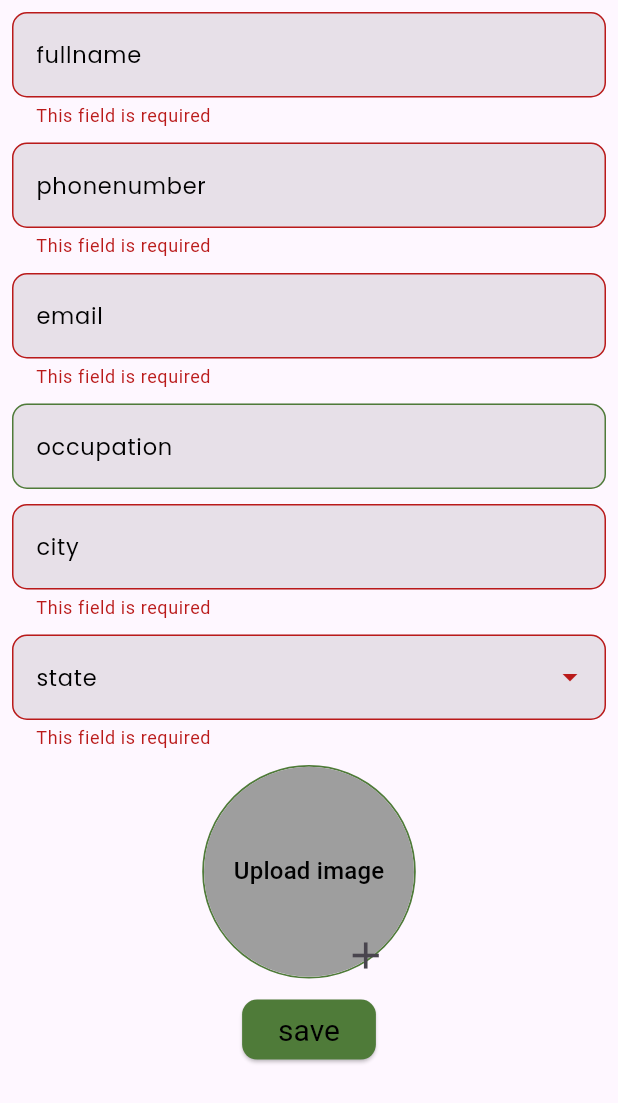
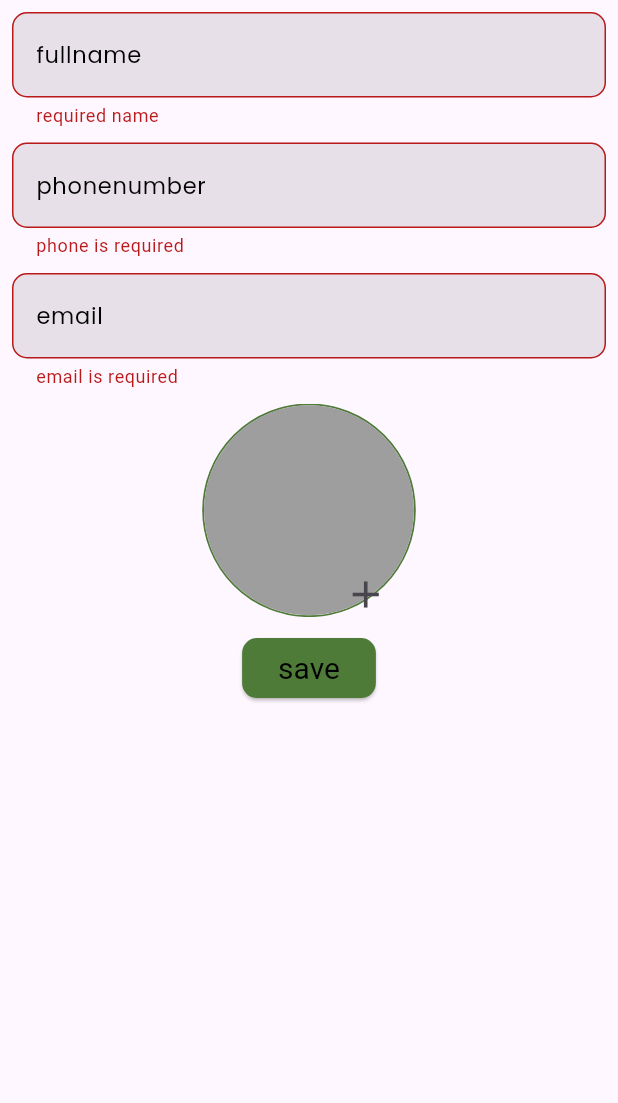
Before and after one commit to Lubluback/Persons-details-app, a Flutter app: the Fillingtheform screen opened directly, after a tap on "save", on a phone screen of 412 x 824 dp. Shown: the top 1103 px of the screen. Run offline on Flutter 3.47's test engine with Material 3 defaults, Android fonts, the light colour scheme and no system bars; our stand-ins replace get, google_fonts, image_picker, sqflite; accounts and stored records are empty.

Commit message:
project done

```diff
--- a/lib/controller/getx_controller.dart
+++ /dev/null
@@ -1,82 +0,0 @@
-import 'dart:io';
-
-import 'package:flutter/material.dart';
-import 'package:get/get.dart';
-import 'package:get/get_rx/get_rx.dart';
-import 'package:get/get_rx/src/rx_types/rx_types.dart';
-import 'package:get/state_manager.dart';
-import 'package:image_picker/image_picker.dart';
-import 'package:persons_details_app/models/models.dart';
-import 'package:persons_details_app/view/listofpersons_details.dart';
-
-class GetxControllers extends GetxController {
-  List<Models> datas = [];
-
-  final image = ImagePicker();
-  final namecontroller = TextEditingController();
-  final phonebumbercontroller = TextEditingController();
-  final emailcontroller = TextEditingController();
-  final occupationcontroller = TextEditingController();
-  final citycontroller = TextEditingController();
-  final statecontroller = TextEditingController();
-
-  // RxString name = ''.obs;
-  // RxString phonenumber = ''.obs;
-  // RxString email = ''.obs;
-  // RxString occupation = ''.obs;
-  // RxString city = ''.obs;
-  // RxString state = ''.obs;
-  // RxString img = ''.obs;
-  String img = '';
-
-  void submit() {
-    print("click");
-
-    datas.add(Models(
-      name: namecontroller.text,
-      phonenumber: phonebumbercontroller.text,
-      email: emailcontroller.text,
-      occupation: occupationcontroller.text,
-      city: citycontroller.text,
-      state: statecontroller.text,
-      image: img,
-    ));
-    update();
-    print(datas[0].name);
-    print(datas[0].phonenumber);
-    print(datas[0].email);
-    print(datas[0].occupation);
-    print(datas[0].city);
-    print(datas[0].state);
-    print(datas[0].image);
-
-    //Get.to(() => ListofpersonsDetails());
-    Get.back();
-    clearAllData();
-  }
-
-  Future<void> imagePickers(ImageSource imagesource) async {
-    final cam = await image.pickImage(source: imagesource);
-    if (cam != null) {
-      final takenimg = File(cam.path);
-      img = takenimg.path;
-    }
-    update();
-  }
-
-  clearAllData() {
-    namecontroller.clear();
-    phonebumbercontroller.clear();
-    emailcontroller.clear();
-    occupationcontroller.clear();
-    citycontroller.clear();
-    statecontroller.clear();
-    img = '';
-    update();
-  }
-
-  updateState(val) {
-    statecontroller.text = val;
-    update();
-  }
-}
--- a/lib/models/models.dart
+++ b/lib/models/models.dart
@@ -1,19 +1,39 @@
 class Models {
+  int? id;
   final String name;
   final String phonenumber;
   final String email;
-  final String occupation;
-  final String city;
-  final String state;
+
+
   final String image;
 
-  Models( {
-   required this.image,
+  Models({
+    this.id,
+    required this.image,
     required this.email,
-    required this.occupation,
-    required this.city,
-    required this.state,
+
     required this.name,
     required this.phonenumber,
   });
+
+   Map<String, dynamic> toMap() {
+    return {
+      'id': id,
+      'name': name,
+      'email': email,
+      'phone': phonenumber,
+      'imagePath': image,
+    };
+  }
+
+  factory Models.fromMap(Map<String, dynamic> map) {
+    return Models(
+      id: map['id'],
+      name: map['name'],
+      email: map['email'],
+      phonenumber: map['phone'],
+      image: map['imagePath'],
+
+    );
+  }
 }
--- a/lib/resourses/custom_textformfield/custom_textformfield.dart
+++ b/lib/resourses/custom_textformfield/custom_textformfield.dart
@@ -1,7 +1,6 @@
 import 'package:flutter/material.dart';
 import 'package:flutter/services.dart';
 import 'package:google_fonts/google_fonts.dart';
-
 
 // import 'color.dart';
 
--- a/lib/view/persons_details_fillingform.dart
+++ b/lib/view/persons_details_fillingform.dart
@@ -1,13 +1,12 @@
 import 'dart:io';
-
 import 'package:flutter/material.dart';
-import 'package:get/get.dart';
-import 'package:image_picker/image_picker.dart';
-
-import 'package:persons_details_app/controller/getx_controller.dart';
+import 'package:persons_details_app/provider/provider.dart';
+import 'package:persons_details_app/models/models.dart';
 import 'package:persons_details_app/resourses/buttons/buttons.dart';
 import 'package:persons_details_app/resourses/custom_textformfield/custom_textformfield.dart';
 import 'package:persons_details_app/utils/snackbar.dart';
+import 'package:persons_details_app/view/listofpersons_details.dart';
+import 'package:provider/provider.dart';
 
 class Fillingtheform extends StatefulWidget {
   const Fillingtheform({super.key});
@@ -17,38 +16,41 @@ class Fillingtheform extends StatefulWidget {
 }
 
 class _FillingtheformState extends State<Fillingtheform> {
-  GetxControllers controller = Get.put(GetxControllers());
-
   final key = GlobalKey<FormState>();
+  @override
+  void initState() {
+    super.initState();
+  }
 
   @override
   Widget build(BuildContext context) {
-    print("object");
+    print("llllll");
     return SafeArea(
       child: Scaffold(
-        body: Padding(
+        body: Consumer<PersonDetailsFillingPrivider>(
+            builder: (ctx, value, child) {
+          return Padding(
             padding: const EdgeInsets.all(8.0),
             child: Form(
               key: key,
               child: SingleChildScrollView(
                 child: Column(
-                // crossAxisAlignment: CrossAxisAlignment.center,
-                // mainAxisAlignment: MainAxisAlignment.center,
                   children: [
                     CustomTextFormField(
-                    textEditingController: controller.namecontroller,
-                    // inputType: TextInputType.text,
+                      textEditingController: value.namecontroller,
                       labelText: 'fullname',
                       hintFontSize: 15,
                       contentPaddingVertical: 17,
                       boderColor: const Color(0xff4F7B39),
                       borderRadius: 10,
-                    val: (value) {
-                      if (value == null || value.isEmpty) {
-                        return 'This field is required';
-                      } else {
+                      val: (val) {
+                        final bool name = RegExp('[a-zA-Z]').hasMatch(val!);
+                        if (val.trim().isEmpty) {
+                          return "required name";
+                        } else if (!name) {
+                          return 'invalid username';
+                        }
                         return null;
-                      }
                       },
                       focusedboderColor: const Color(0xff4F7B39),
                       readOnly: false,
@@ -58,19 +60,20 @@ class _FillingtheformState extends State<Fillingtheform> {
                       height: 10,
                     ),
                     CustomTextFormField(
-                    textEditingController: controller.phonebumbercontroller,
+                      textEditingController: value.phonebumbercontroller,
                       inputType: TextInputType.number,
                       labelText: 'phonenumber',
                       hintFontSize: 15,
                       contentPaddingVertical: 17,
                       boderColor: const Color(0xff4F7B39),
                       borderRadius: 10,
-                    val: (value) {
-                      if (value == null || value.isEmpty) {
-                        return 'This field is required';
-                      } else {
+                      val: (val) {
+                        if (val!.trim().isEmpty) {
+                          return "phone is required";
+                        } else if (val.length != 10) {
+                          return "not valid";
+                        }
                         return null;
-                      }
                       },
                       focusedboderColor: const Color(0xff4F7B39),
                       readOnly: false,
@@ -80,93 +83,23 @@ class _FillingtheformState extends State<Fillingtheform> {
                       height: 10,
                     ),
                     CustomTextFormField(
-                    textEditingController: controller.emailcontroller,
+                      textEditingController: value.emailcontroller,
                       inputType: TextInputType.name,
                       labelText: 'email',
                       hintFontSize: 15,
                       contentPaddingVertical: 17,
                       boderColor: const Color(0xff4F7B39),
                       borderRadius: 10,
-                    val: (value) {
-                      if (value == null || value.isEmpty) {
-                        return 'This field is required';
-                      } else {
+                      val: (val) {
+                        final bool emailValid = RegExp(
+                                r"^[a-zA-Z0-9.a-zA-Z0-9.!#$%&'*+-/=?^_`{|}~]+@[a-zA-Z0-9]+\.[a-zA-Z]+")
+                            .hasMatch(val!);
+                        if (val.trim().isEmpty) {
+                          return "email is required";
+                        } else if (!emailValid) {
+                          return "not valid";
+                        }
                         return null;
-                      }
-                    },
-                    focusedboderColor: const Color(0xff4F7B39),
-                    readOnly: false,
-                    errorColor: Colors.red,
-                  ),
-                  const SizedBox(
-                    height: 10,
-                  ),
-                  CustomTextFormField(
-                    textEditingController: controller.occupationcontroller,
-                    inputType: TextInputType.name,
-                    labelText: 'occupation',
-                    hintFontSize: 15,
-                    contentPaddingVertical: 17,
-                    boderColor: const Color(0xff4F7B39),
-                    borderRadius: 10,
-                    val: (value) {
-                      if (value == null && value!.isEmpty) {
-                        return 'This field is required';
-                      } else {
-                        return null;
-                      }
-                    },
-                    focusedboderColor: const Color(0xff4F7B39),
-                    readOnly: false,
-                    errorColor: Colors.red,
-                  ),
-                  const SizedBox(
-                    height: 10,
-                  ),
-                  CustomTextFormField(
-                    textEditingController: controller.citycontroller,
-                    inputType: TextInputType.none,
-                    labelText: 'city',
-                    hintFontSize: 15,
-                    contentPaddingVertical: 17,
-                    boderColor: const Color(0xff4F7B39),
-                    borderRadius: 10,
-                    val: (value) {
-                      if (value == null || value.isEmpty) {
-                        return 'This field is required';
-                      } else {
-                        return null;
-                      }
-                    },
-                    focusedboderColor: const Color(0xff4F7B39),
-                    readOnly: false,
-                    errorColor: Colors.red,
-                  ),
-                  const SizedBox(
-                    height: 10,
-                  ),
-                  CustomTextFormField(
-                    onChanged: (val) {
-                      print(val);
-                      controller.updateState(val);
-                    },
-                    //textEditingController: controller.statecontroller,
-                    inputType: TextInputType.none,
-                    labelText: 'state',
-                    hintFontSize: 15,
-                    suffixIcon: IconButton(
-                      onPressed: () {},
-                      icon: const Icon(Icons.arrow_drop_down),
-                    ),
-                    contentPaddingVertical: 17,
-                    boderColor: const Color(0xff4F7B39),
-                    borderRadius: 10,
-                    val: (value) {
-                      if (value == null || value.isEmpty) {
-                        return 'This field is required';
-                      } else {
-                        return null;
-                      }
                       },
                       focusedboderColor: const Color(0xff4F7B39),
                       readOnly: false,
@@ -181,23 +114,20 @@ class _FillingtheformState extends State<Fillingtheform> {
                           decoration: BoxDecoration(
                               shape: BoxShape.circle,
                               border: Border.all(
-                                color: Color(0xff4F7B39), width: 1.2)),
-                        child:
-                            GetBuilder<GetxControllers>(builder: (controller1) {
-                          return CircleAvatar(
-                            child: controller.img.isNotEmpty
+                                  color: const Color(0xff4F7B39), width: 1.2)),
+                          child: CircleAvatar(
+                            backgroundColor: Colors.grey,
+                            backgroundImage: value.selectedImage.isEmpty
                                 ? null
-                                : Text(
-                                    "Upload image",
-                                    style: TextStyle(color: Colors.black),
+                                : FileImage(File(value.selectedImage)),
+                            radius: 70,
+                            // child: value.selectedImage == null
+
+                            //     : const Text(
+                            //         "Upload image",
+                            //         style: TextStyle(color: Colors.black),
+                            //       ),
                           ),
-                            backgroundColor: Colors.grey,
-                            backgroundImage: controller.img.isEmpty
-                                ? null
-                                : FileImage(File(controller.img)),
-                            radius: 70,
-                          );
-                        }),
                         ),
                         Positioned(
                             top: 103,
@@ -210,38 +140,39 @@ class _FillingtheformState extends State<Fillingtheform> {
                                         ctx,
                                       ) {
                                         return AlertDialog(
-                                        title: Text("select type"),
+                                          title: const Text("select type"),
                                           content: Row(
                                             children: [
                                               Expanded(
                                                   child: IconButton(
                                                       onPressed: () {
-                                                      Get.back();
-                                                      controller.imagePickers(
-                                                          ImageSource.camera);
+                                                        Navigator.pop(context);
+                                                        value
+                                                            .captureImageWithCamera();
                                                       },
-                                                    icon: Icon(Icons.camera))),
+                                                      icon: const Icon(
+                                                          Icons.camera))),
                                               Expanded(
                                                   child: IconButton(
                                                       onPressed: () {
-                                                      Get.back();
-                                                      controller.imagePickers(
-                                                          ImageSource.gallery);
+                                                        Navigator.pop(context);
+                                                        value
+                                                            .pickImageFromGallery();
                                                       },
-                                                    icon: Icon(
+                                                      icon: const Icon(
                                                           Icons.collections))),
                                             ],
                                           ),
                                         );
                                       });
                                 },
-                              icon: Icon(
+                                icon: const Icon(
                                   Icons.add,
                                   size: 30,
                                 )))
                       ],
                     ),
-                  SizedBox(
+                    const SizedBox(
                       height: 10,
                     ),
                     Buttons(
@@ -249,11 +180,27 @@ class _FillingtheformState extends State<Fillingtheform> {
                       onPressed: () {
                         print("object");
                         if (key.currentState!.validate()) {
-                        if (controller.img.isEmpty) {
+                          if (value.selectedImage.isEmpty) {
                             print("uplod img");
-                          Utils.snackbars("error", "uplode your photo");
+
+                            showCustomSnackbar(context);
                           } else {
-                          controller.submit();
+                            value.addContact((Models(
+                              id: DateTime.now().millisecondsSinceEpoch,
+                              name: value.namecontroller.text,
+                              email: value.emailcontroller.text,
+                              phonenumber: value.phonebumbercontroller.text,
+                              image: value.selectedImage,
+                            )));
+
+                            Navigator.pushAndRemoveUntil(
+                              context,
+                              MaterialPageRoute(
+                                  builder: (context) =>
+                                      const ListofpersonsDetails()),
+                              (Route<dynamic> route) => false,
+                            );
+                            value.clearController();
                           }
                         }
                       },
@@ -262,7 +209,8 @@ class _FillingtheformState extends State<Fillingtheform> {
                 ),
               ),
             ),
-        ),
+          );
+        }),
       ),
     );
   }
--- a/pubspec.yaml
+++ b/pubspec.yaml
@@ -28,12 +28,18 @@ environment:
 # the latest version available on pub.dev. To see which dependencies have newer
 # versions available, run `flutter pub outdated`.
 dependencies:
+  country_state_city: ^0.1.6
   cupertino_icons: ^1.0.6
   flutter:
     sdk: flutter
   get: ^4.6.6
   google_fonts: ^6.2.1
   image_picker: ^1.1.2
+  path: ^1.9.0
+  path_provider: ^2.1.5
+  provider: ^6.1.2
+
+  sqflite: ^2.3.3+1
 
 dev_dependencies:
   flutter_lints: ^3.0.0
```
Also changed, not shown: lib/database/sqflite.dart (added, +63 -0 lines), lib/main.dart (+12 -6 lines), lib/provider/provider.dart (added, +80 -0 lines), lib/utils/country_dropdownlist.dart (added, +48 -0 lines), lib/utils/radiobutton.dart (added, +29 -0 lines), lib/utils/snackbar.dart (+23 -4 lines), lib/utils/state_dropdownlist.dart (added, +49 -0 lines), lib/view/language_selection.dart (+7 -8 lines), lib/view/listofpersons_details.dart (+30 -14 lines), pubspec.lock, 1 other file. Lines whose indentation alone changed are shown as unchanged.
